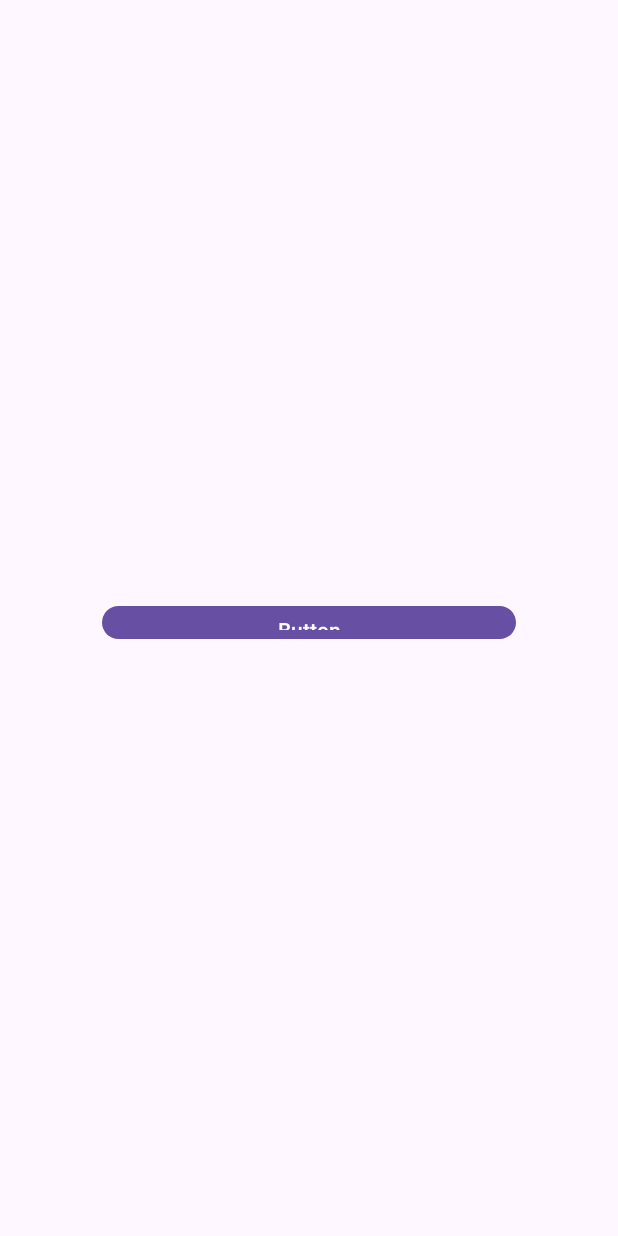
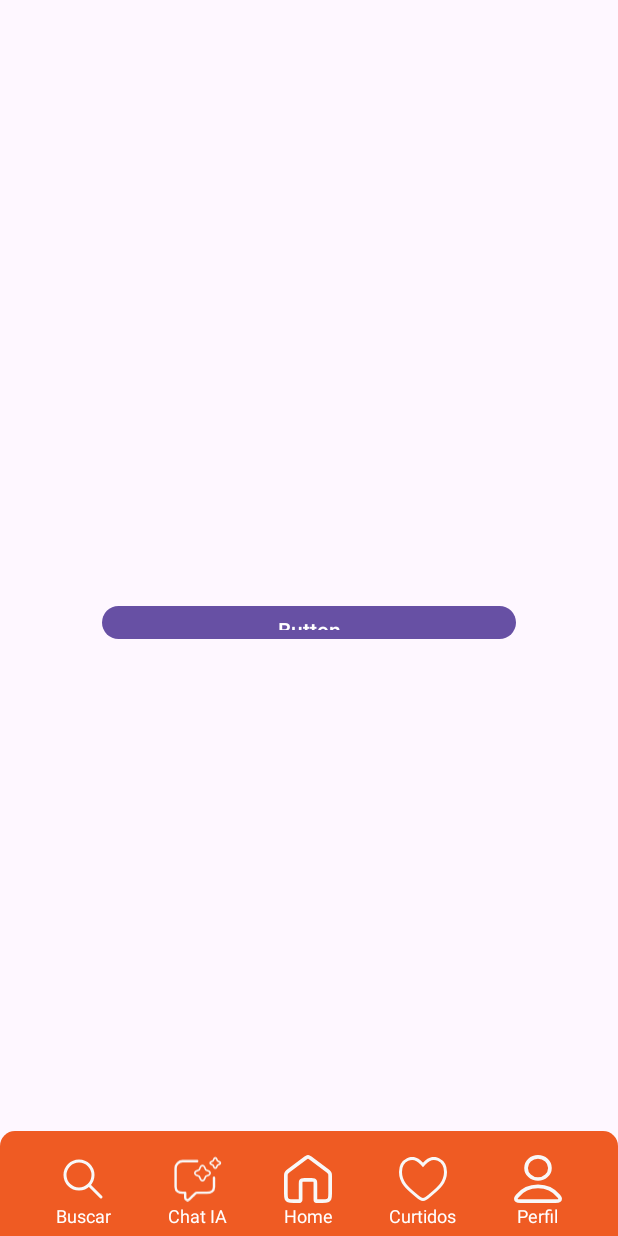
Before and after one commit to Let-s-Snack/Mobile, an Android app: the screen it shows after launch (ExampleApi), on a phone screen of 412 x 824 dp. Run offline under Robolectric (Android 15) with nearby library versions, the phone set to English and light mode, and no system bars.

Commit message:
adicionando fragment da navBar

```diff
--- a/app/src/main/AndroidManifest.xml
+++ b/app/src/main/AndroidManifest.xml
@@ -14,6 +14,9 @@
         android:supportsRtl="true"
         android:theme="@style/Theme.LetsSnack"
         tools:targetApi="31">
+        <activity
+            android:name=".ProfileActivity"
+            android:exported="false" />
         <activity
             android:name=".SplashScreen"
             android:exported="false" />
--- a/app/src/main/java/com/example/lets_snack/ExampleApi.kt
+++ b/app/src/main/java/com/example/lets_snack/ExampleApi.kt
@@ -14,6 +14,11 @@ class ExampleApi : AppCompatActivity() {
         super.onCreate(savedInstanceState)
         binding = ActivityTesteApiBinding.inflate(layoutInflater)
         setContentView(binding.root)
+
+        // Adicionando o Fragment ao layout
+        supportFragmentManager.beginTransaction()
+            .replace(binding.fragmentContainer.id, NavFragment())
+            .commit()
 
         binding.button.setOnClickListener {
             //aqui fazemos a chamada após o botão ser clicado, aqui ele já irá trazer os dados
--- /dev/null
+++ b/app/src/main/java/com/example/lets_snack/NavFragment.kt
@@ -0,0 +1,61 @@
+package com.example.lets_snack
+
+import android.os.Bundle
+import android.view.LayoutInflater
+import android.view.View
+import android.view.ViewGroup
+import androidx.fragment.app.Fragment
+import com.example.lets_snack.databinding.FragmentMenuBinding
+
+class NavFragment: Fragment() {
+    private var _binding: FragmentMenuBinding? = null
+    private val binding get() = _binding!!
+
+    override fun onCreateView(
+        inflater: LayoutInflater, container: ViewGroup?,
+        savedInstanceState: Bundle?
+    ): View{
+        _binding = FragmentMenuBinding.inflate(inflater, container, false)
+        return binding.root
+    }
+
+    override fun onViewCreated(view: View, savedInstanceState: Bundle?) {
+        super.onViewCreated(view, savedInstanceState)
+
+        val chatIaBtn = binding.iconChatIa
+        val homeBtn = binding.iconHome
+        val searchBtn = binding.iconSearch
+        val hearthBtn = binding.iconHearth
+        val userBtn = binding.iconUser
+
+        chatIaBtn.setOnClickListener {
+            userBtn.setImageResource(R.drawable.icon_user)
+            hearthBtn.setImageResource(R.drawable.icon_hearth)
+            chatIaBtn.setImageResource(R.drawable.icon_chat_ia_selected)
+        }
+
+        homeBtn.setOnClickListener {
+            chatIaBtn.setImageResource(R.drawable.icon_chat_ia)
+            userBtn.setImageResource(R.drawable.icon_user)
+            hearthBtn.setImageResource(R.drawable.icon_hearth)
+        }
+
+        searchBtn.setOnClickListener {
+            chatIaBtn.setImageResource(R.drawable.icon_chat_ia)
+            userBtn.setImageResource(R.drawable.icon_user)
+            hearthBtn.setImageResource(R.drawable.icon_hearth)
+        }
+
+        hearthBtn.setOnClickListener {
+            chatIaBtn.setImageResource(R.drawable.icon_chat_ia)
+            userBtn.setImageResource(R.drawable.icon_user)
+            hearthBtn.setImageResource(R.drawable.icon_hearth_selected)
+        }
+
+        userBtn.setOnClickListener {
+            chatIaBtn.setImageResource(R.drawable.icon_chat_ia)
+            hearthBtn.setImageResource(R.drawable.icon_hearth)
+            userBtn.setImageResource(R.drawable.icon_user_selected)
+        }
+    }
+}
--- /dev/null
+++ b/app/src/main/res/drawable/background_nav_bar.xml
@@ -0,0 +1,5 @@
+<?xml version="1.0" encoding="utf-8"?>
+<shape xmlns:android="http://schemas.android.com/apk/res/android">
+    <corners android:topLeftRadius="10dp" android:topRightRadius="10dp"></corners>
+    <solid android:color="@color/laranja_forte"></solid>
+</shape>
--- /dev/null
+++ b/app/src/main/res/drawable/icon_chat_ia.xml
@@ -0,0 +1,13 @@
+<vector android:height="22.4dp" android:viewportHeight="28"
+    android:viewportWidth="30" android:width="24dp" xmlns:android="http://schemas.android.com/apk/res/android">
+    <path android:fillColor="#00000000"
+        android:pathData="M25,13.128V18.915C25,21.313 22.985,22.5 20.5,22.5H14.243C13.447,22.5 12.684,23.561 12.121,24.103L9.561,26.573C8.616,27.485 7,26.839 7,25.55V22.5H5.5C3.015,22.5 1,21.313 1,18.915V7.341C1,4.943 3.015,3 5.5,3H14.5"
+        android:strokeColor="#F8F8F8" android:strokeLineCap="round"
+        android:strokeLineJoin="round" android:strokeWidth="1.5"/>
+    <path android:fillColor="#00000000"
+        android:pathData="M18.961,6.399C18.513,5.423 17.087,5.423 16.639,6.399L15.748,8.338L13.753,9.204C12.749,9.641 12.749,11.026 13.753,11.462L15.748,12.329L16.639,14.268C17.087,15.244 18.513,15.244 18.961,14.268L19.852,12.329L21.847,11.462C22.851,11.026 22.851,9.641 21.847,9.204L19.852,8.338L18.961,6.399Z"
+        android:strokeColor="#F8F8F8" android:strokeWidth="1"/>
+    <path android:fillColor="#00000000"
+        android:pathData="M26.574,1.488C26.275,0.837 25.325,0.837 25.026,1.488L24.432,2.781L23.102,3.359C22.433,3.649 22.433,4.573 23.102,4.864L24.432,5.441L25.026,6.734C25.325,7.385 26.275,7.385 26.574,6.734L27.168,5.441L28.498,4.864C29.167,4.573 29.167,3.649 28.498,3.359L27.168,2.781L26.574,1.488Z"
+        android:strokeColor="#F8F8F8" android:strokeWidth="1"/>
+</vector>
--- /dev/null
+++ b/app/src/main/res/drawable/icon_chat_ia_selected.xml
@@ -0,0 +1,15 @@
+<vector android:height="22.4dp" android:viewportHeight="28"
+    android:viewportWidth="30" android:width="24dp" xmlns:android="http://schemas.android.com/apk/res/android">
+    <path android:fillColor="#00000000"
+        android:pathData="M25,13.128V18.915C25,21.313 22.985,22.5 20.5,22.5H14.243C13.447,22.5 12.684,23.561 12.121,24.103L9.561,26.573C8.616,27.485 7,26.839 7,25.55V22.5H5.5C3.015,22.5 1,21.313 1,18.915V7.341C1,4.943 3.015,3 5.5,3H14.5"
+        android:strokeColor="#F8F8F8" android:strokeLineCap="round"
+        android:strokeLineJoin="round" android:strokeWidth="1.5"/>
+    <path android:fillColor="#F8F8F8" android:pathData="M18.961,6.399C18.513,5.423 17.087,5.423 16.639,6.399L15.748,8.338L13.753,9.204C12.749,9.641 12.749,11.026 13.753,11.462L15.748,12.329L16.639,14.268C17.087,15.244 18.513,15.244 18.961,14.268L19.852,12.329L21.847,11.462C22.851,11.026 22.851,9.641 21.847,9.204L19.852,8.338L18.961,6.399Z"/>
+    <path android:fillColor="#F8F8F8" android:pathData="M26.574,1.488C26.275,0.837 25.325,0.837 25.026,1.488L24.432,2.781L23.102,3.359C22.433,3.649 22.433,4.573 23.102,4.864L24.432,5.441L25.026,6.734C25.325,7.385 26.275,7.385 26.574,6.734L27.168,5.441L28.498,4.864C29.167,4.573 29.167,3.649 28.498,3.359L27.168,2.781L26.574,1.488Z"/>
+    <path android:fillColor="#00000000"
+        android:pathData="M18.961,6.399C18.513,5.423 17.087,5.423 16.639,6.399L15.748,8.338L13.753,9.204C12.749,9.641 12.749,11.026 13.753,11.462L15.748,12.329L16.639,14.268C17.087,15.244 18.513,15.244 18.961,14.268L19.852,12.329L21.847,11.462C22.851,11.026 22.851,9.641 21.847,9.204L19.852,8.338L18.961,6.399Z"
+        android:strokeColor="#F8F8F8" android:strokeWidth="1"/>
+    <path android:fillColor="#00000000"
+        android:pathData="M26.574,1.488C26.275,0.837 25.325,0.837 25.026,1.488L24.432,2.781L23.102,3.359C22.433,3.649 22.433,4.573 23.102,4.864L24.432,5.441L25.026,6.734C25.325,7.385 26.275,7.385 26.574,6.734L27.168,5.441L28.498,4.864C29.167,4.573 29.167,3.649 28.498,3.359L27.168,2.781L26.574,1.488Z"
+        android:strokeColor="#F8F8F8" android:strokeWidth="1"/>
+</vector>
--- /dev/null
+++ b/app/src/main/res/drawable/icon_hearth.xml
@@ -0,0 +1,11 @@
+<vector xmlns:android="http://schemas.android.com/apk/res/android"
+    android:width="24dp"
+    android:height="22dp"
+    android:viewportWidth="24"
+    android:viewportHeight="22">
+  <path
+      android:pathData="M15.164,19.393L15.163,19.394C14.533,19.924 13.962,20.396 13.409,20.74C12.855,21.085 12.397,21.25 12,21.25C11.603,21.25 11.145,21.085 10.591,20.74C10.038,20.396 9.467,19.924 8.837,19.395C8.5,19.112 8.156,18.829 7.81,18.544C4.413,15.748 0.75,12.732 0.75,7.479C0.75,4.626 2.264,2.251 4.303,1.258C6.28,0.296 8.93,0.553 11.443,3.335L12,3.951L12.557,3.335C15.07,0.553 17.719,0.297 19.697,1.26C21.736,2.253 23.25,4.628 23.25,7.48C23.25,12.737 19.581,15.755 16.182,18.55C15.839,18.833 15.498,19.113 15.164,19.393Z"
+      android:strokeWidth="1.5"
+      android:fillColor="#00000000"
+      android:strokeColor="#F8F8F8"/>
+</vector>
--- /dev/null
+++ b/app/src/main/res/drawable/icon_hearth_selected.xml
@@ -0,0 +1,11 @@
+<vector xmlns:android="http://schemas.android.com/apk/res/android"
+    android:width="24dp"
+    android:height="22dp"
+    android:viewportWidth="24"
+    android:viewportHeight="22">
+  <path
+      android:pathData="M15.164,19.393L15.163,19.394C14.533,19.924 13.962,20.396 13.409,20.74C12.855,21.085 12.397,21.25 12,21.25C11.603,21.25 11.145,21.085 10.591,20.74C10.038,20.396 9.467,19.924 8.837,19.395C8.5,19.112 8.156,18.829 7.81,18.544C4.413,15.748 0.75,12.732 0.75,7.479C0.75,4.626 2.264,2.251 4.303,1.258C6.28,0.296 8.93,0.553 11.443,3.335L12,3.951L12.557,3.335C15.07,0.553 17.719,0.297 19.697,1.26C21.736,2.253 23.25,4.628 23.25,7.48C23.25,12.737 19.581,15.755 16.182,18.55C15.839,18.833 15.498,19.113 15.164,19.393Z"
+      android:strokeWidth="1.5"
+      android:fillColor="#ffffff"
+      android:strokeColor="#F8F8F8"/>
+</vector>
--- /dev/null
+++ b/app/src/main/res/drawable/icon_home.xml
@@ -0,0 +1,7 @@
+<vector android:height="24dp" android:viewportHeight="26"
+    android:viewportWidth="26" android:width="24dp" xmlns:android="http://schemas.android.com/apk/res/android">
+    <path android:fillColor="#00000000"
+        android:pathData="M14.31,1.637C13.841,1.287 13.607,1.112 13.349,1.045C13.12,0.985 12.88,0.985 12.651,1.045C12.393,1.112 12.159,1.287 11.69,1.637L2.647,8.395C2.043,8.847 1.74,9.073 1.523,9.356C1.33,9.606 1.186,9.889 1.099,10.189C1,10.528 1,10.895 1,11.631V20.9C1,22.335 1,23.053 1.291,23.601C1.546,24.083 1.954,24.475 2.456,24.721C3.026,25 3.773,25 5.267,25H7.933C8.307,25 8.493,25 8.636,24.93C8.761,24.869 8.863,24.771 8.927,24.65C9,24.513 9,24.334 9,23.975V15.519C9,14.802 9,14.443 9.145,14.169C9.273,13.928 9.477,13.732 9.728,13.609C10.013,13.47 10.387,13.47 11.133,13.47H14.867C15.613,13.47 15.987,13.47 16.272,13.609C16.523,13.732 16.727,13.928 16.855,14.169C17,14.443 17,14.802 17,15.519V23.975C17,24.334 17,24.513 17.073,24.65C17.137,24.771 17.239,24.869 17.364,24.93C17.507,25 17.693,25 18.067,25H20.733C22.227,25 22.973,25 23.544,24.721C24.046,24.475 24.454,24.083 24.709,23.601C25,23.053 25,22.335 25,20.9V11.631C25,10.895 25,10.528 24.901,10.189C24.814,9.889 24.67,9.606 24.477,9.356C24.26,9.073 23.957,8.847 23.353,8.395L14.31,1.637Z"
+        android:strokeColor="#F8F8F8" android:strokeLineCap="round"
+        android:strokeLineJoin="round" android:strokeWidth="2"/>
+</vector>
--- /dev/null
+++ b/app/src/main/res/drawable/icon_search.xml
@@ -0,0 +1,13 @@
+<vector xmlns:android="http://schemas.android.com/apk/res/android"
+    android:width="24dp"
+    android:height="24dp"
+    android:viewportWidth="32"
+    android:viewportHeight="32">
+  <path
+      android:pathData="M28,28L20,20M22.667,13.333C22.667,18.488 18.488,22.667 13.333,22.667C8.179,22.667 4,18.488 4,13.333C4,8.179 8.179,4 13.333,4C18.488,4 22.667,8.179 22.667,13.333Z"
+      android:strokeLineJoin="round"
+      android:strokeWidth="2"
+      android:fillColor="#00000000"
+      android:strokeColor="#F8F8F8"
+      android:strokeLineCap="round"/>
+</vector>
--- /dev/null
+++ b/app/src/main/res/drawable/icon_user.xml
@@ -0,0 +1,11 @@
+<vector android:height="24dp" android:viewportHeight="26"
+    android:viewportWidth="26" android:width="24dp" xmlns:android="http://schemas.android.com/apk/res/android">
+    <path android:fillColor="#00000000"
+        android:pathData="M13,17C8.448,17 4.4,19.041 1.823,22.208C1.268,22.89 0.991,23.23 1,23.691C1.007,24.047 1.248,24.496 1.549,24.716C1.94,25 2.481,25 3.562,25H22.438C23.519,25 24.06,25 24.451,24.716C24.752,24.496 24.993,24.047 25,23.691C25.009,23.23 24.732,22.89 24.177,22.208C21.6,19.041 17.552,17 13,17Z"
+        android:strokeColor="#F8F8F8" android:strokeLineCap="round"
+        android:strokeLineJoin="round" android:strokeWidth="2"/>
+    <path android:fillColor="#00000000"
+        android:pathData="M13,13C16.569,13 19.461,10.314 19.461,7C19.461,3.686 16.569,1 13,1C9.431,1 6.539,3.686 6.539,7C6.539,10.314 9.431,13 13,13Z"
+        android:strokeColor="#F8F8F8" android:strokeLineCap="round"
+        android:strokeLineJoin="round" android:strokeWidth="2"/>
+</vector>
--- /dev/null
+++ b/app/src/main/res/drawable/icon_user_selected.xml
@@ -0,0 +1,13 @@
+<vector android:height="24dp" android:viewportHeight="26"
+    android:viewportWidth="26" android:width="24dp" xmlns:android="http://schemas.android.com/apk/res/android">
+    <path android:fillColor="#F8F8F8" android:pathData="M13,17C8.448,17 4.4,19.041 1.823,22.208C1.268,22.89 0.991,23.23 1,23.691C1.007,24.047 1.248,24.496 1.549,24.716C1.94,25 2.481,25 3.562,25H22.438C23.519,25 24.06,25 24.451,24.716C24.752,24.496 24.993,24.047 25,23.691C25.009,23.23 24.732,22.89 24.177,22.208C21.6,19.041 17.552,17 13,17Z"/>
+    <path android:fillColor="#F8F8F8" android:pathData="M13,13C16.569,13 19.461,10.314 19.461,7C19.461,3.686 16.569,1 13,1C9.431,1 6.539,3.686 6.539,7C6.539,10.314 9.431,13 13,13Z"/>
+    <path android:fillColor="#00000000"
+        android:pathData="M13,17C8.448,17 4.4,19.041 1.823,22.208C1.268,22.89 0.991,23.23 1,23.691C1.007,24.047 1.248,24.496 1.549,24.716C1.94,25 2.481,25 3.562,25H22.438C23.519,25 24.06,25 24.451,24.716C24.752,24.496 24.993,24.047 25,23.691C25.009,23.23 24.732,22.89 24.177,22.208C21.6,19.041 17.552,17 13,17Z"
+        android:strokeColor="#F8F8F8" android:strokeLineCap="round"
+        android:strokeLineJoin="round" android:strokeWidth="2"/>
+    <path android:fillColor="#00000000"
+        android:pathData="M13,13C16.569,13 19.461,10.314 19.461,7C19.461,3.686 16.569,1 13,1C9.431,1 6.539,3.686 6.539,7C6.539,10.314 9.431,13 13,13Z"
+        android:strokeColor="#F8F8F8" android:strokeLineCap="round"
+        android:strokeLineJoin="round" android:strokeWidth="2"/>
+</vector>
--- a/app/src/main/res/layout/activity_teste_api.xml
+++ b/app/src/main/res/layout/activity_teste_api.xml
@@ -15,4 +15,13 @@
         app:layout_constraintEnd_toEndOf="parent"
         app:layout_constraintStart_toStartOf="parent"
         app:layout_constraintTop_toTopOf="parent" />
+
+    <FrameLayout
+        android:id="@+id/fragment_container"
+        android:layout_width="0dp"
+        android:layout_height="70dp"
+        android:layout_gravity="bottom"
+        app:layout_constraintBottom_toBottomOf="parent"
+        app:layout_constraintEnd_toEndOf="parent"
+        app:layout_constraintStart_toStartOf="parent" />
 </androidx.constraintlayout.widget.ConstraintLayout>
--- /dev/null
+++ b/app/src/main/res/layout/fragment_menu.xml
@@ -0,0 +1,152 @@
+<?xml version="1.0" encoding="utf-8"?>
+<androidx.constraintlayout.widget.ConstraintLayout xmlns:android="http://schemas.android.com/apk/res/android"
+    xmlns:app="http://schemas.android.com/apk/res-auto"
+    xmlns:tools="http://schemas.android.com/tools"
+    android:layout_width="match_parent"
+    android:layout_height="70dp"
+    android:layout_gravity="bottom"
+    android:background="@drawable/background_nav_bar"
+    android:paddingVertical="8dp">
+
+    <!-- Ícone de Busca -->
+    <LinearLayout
+        android:id="@+id/icon_search_container"
+        android:layout_width="wrap_content"
+        android:layout_height="wrap_content"
+        android:gravity="center"
+        android:orientation="vertical"
+        app:layout_constraintBottom_toBottomOf="parent"
+        app:layout_constraintEnd_toStartOf="@id/icon_chat_ia_container"
+        app:layout_constraintHorizontal_chainStyle="spread"
+        app:layout_constraintStart_toStartOf="parent"
+        app:layout_constraintTop_toTopOf="parent">
+
+        <ImageView
+            android:id="@+id/icon_search"
+            android:layout_width="32dp"
+            android:layout_height="32dp"
+            android:layout_marginTop="8dp"
+            android:src="@drawable/icon_search" />
+
+        <TextView
+            android:id="@+id/icon_search_text"
+            android:layout_width="wrap_content"
+            android:layout_height="wrap_content"
+            android:text="Buscar"
+            android:textColor="@color/white"
+            android:textSize="12sp" />
+    </LinearLayout>
+
+    <!-- Ícone de Chat IA -->
+    <LinearLayout
+        android:id="@+id/icon_chat_ia_container"
+        android:layout_width="wrap_content"
+        android:layout_height="wrap_content"
+        android:gravity="center"
+        android:orientation="vertical"
+        app:layout_constraintBottom_toBottomOf="parent"
+        app:layout_constraintEnd_toStartOf="@id/icon_home_container"
+        app:layout_constraintStart_toEndOf="@id/icon_search_container"
+        app:layout_constraintTop_toTopOf="parent">
+
+        <ImageView
+            android:id="@+id/icon_chat_ia"
+            android:layout_width="32dp"
+            android:layout_height="32dp"
+            android:layout_marginTop="8dp"
+            android:src="@drawable/icon_chat_ia" />
+
+        <TextView
+            android:id="@+id/icon_chat_ia_text"
+            android:layout_width="wrap_content"
+            android:layout_height="wrap_content"
+            android:text="Chat IA"
+            android:textColor="@color/white"
+            android:textSize="12sp" />
+    </LinearLayout>
+
+    <!-- Ícone de Home -->
+    <LinearLayout
+        android:id="@+id/icon_home_container"
+        android:layout_width="wrap_content"
+        android:layout_height="wrap_content"
+        android:gravity="center"
+        android:orientation="vertical"
+        app:layout_constraintBottom_toBottomOf="parent"
+        app:layout_constraintEnd_toStartOf="@id/icon_hearth_container"
+        app:layout_constraintStart_toEndOf="@id/icon_chat_ia_container"
+        app:layout_constraintTop_toTopOf="parent">
+
+        <ImageView
+            android:id="@+id/icon_home"
+            android:layout_width="32dp"
+            android:layout_height="32dp"
+            android:layout_marginTop="8dp"
+            android:src="@drawable/icon_home" />
+
+        <TextView
+            android:id="@+id/icon_home_text"
+            android:layout_width="wrap_content"
+            android:layout_height="wrap_content"
+            android:text="Home"
+            android:textColor="@color/white"
+            android:textSize="12sp" />
+    </LinearLayout>
+
+    <!-- Ícone de Curtidos -->
+    <LinearLayout
+        android:id="@+id/icon_hearth_container"
+        android:layout_width="wrap_content"
+        android:layout_height="wrap_content"
+        android:gravity="center"
+        android:orientation="vertical"
+        app:layout_constraintBottom_toBottomOf="parent"
+        app:layout_constraintEnd_toStartOf="@id/icon_user_container"
+        app:layout_constraintStart_toEndOf="@id/icon_home_container"
+        app:layout_constraintTop_toTopOf="parent">
+
+        <ImageView
+            android:id="@+id/icon_hearth"
+            android:layout_width="32dp"
+            android:layout_height="32dp"
+            android:layout_marginTop="8dp"
+            android:src="@drawable/icon_hearth" />
+
+        <TextView
+            android:id="@+id/icon_hearth_text"
+            android:layout_width="wrap_content"
+            android:layout_height="wrap_content"
+            android:text="Curtidos"
+            android:textColor="@color/white"
+            android:textSize="12sp" />
+    </LinearLayout>
+
+    <!-- Ícone de Perfil -->
+    <LinearLayout
+        android:id="@+id/icon_user_container"
+        android:layout_width="wrap_content"
+        android:layout_height="wrap_content"
+        android:gravity="center"
+        android:orientation="vertical"
+        app:layout_constraintBottom_toBottomOf="parent"
+        app:layout_constraintEnd_toEndOf="parent"
+        app:layout_constraintStart_toEndOf="@id/icon_hearth_container"
+        app:layout_constraintTop_toTopOf="parent">
+
+        <ImageView
+            android:id="@+id/icon_user"
+            android:layout_width="32dp"
+            android:layout_height="32dp"
+            android:layout_marginTop="8dp"
+            android:src="@drawable/icon_user" />
+
+        <TextView
+            android:id="@+id/icon_user_text"
+            android:layout_width="wrap_content"
+            android:layout_height="wrap_content"
+            android:text="Perfil"
+            android:textColor="@color/white"
+            android:textSize="12sp" />
+    </LinearLayout>
+
+</androidx.constraintlayout.widget.ConstraintLayout>
--- a/app/src/main/res/values/strings.xml
+++ b/app/src/main/res/values/strings.xml
@@ -1,3 +1,8 @@
 <resources>
     <string name="app_name">Let\'s-Snack</string>
+    <string name="search">Buscar</string>
+    <string name="chat_ia">Chat Ia</string>
+    <string name="home">Home</string>
+    <string name="hearth">Curtidos</string>
+    <string name="user">Perfil</string>
 </resources>
```
